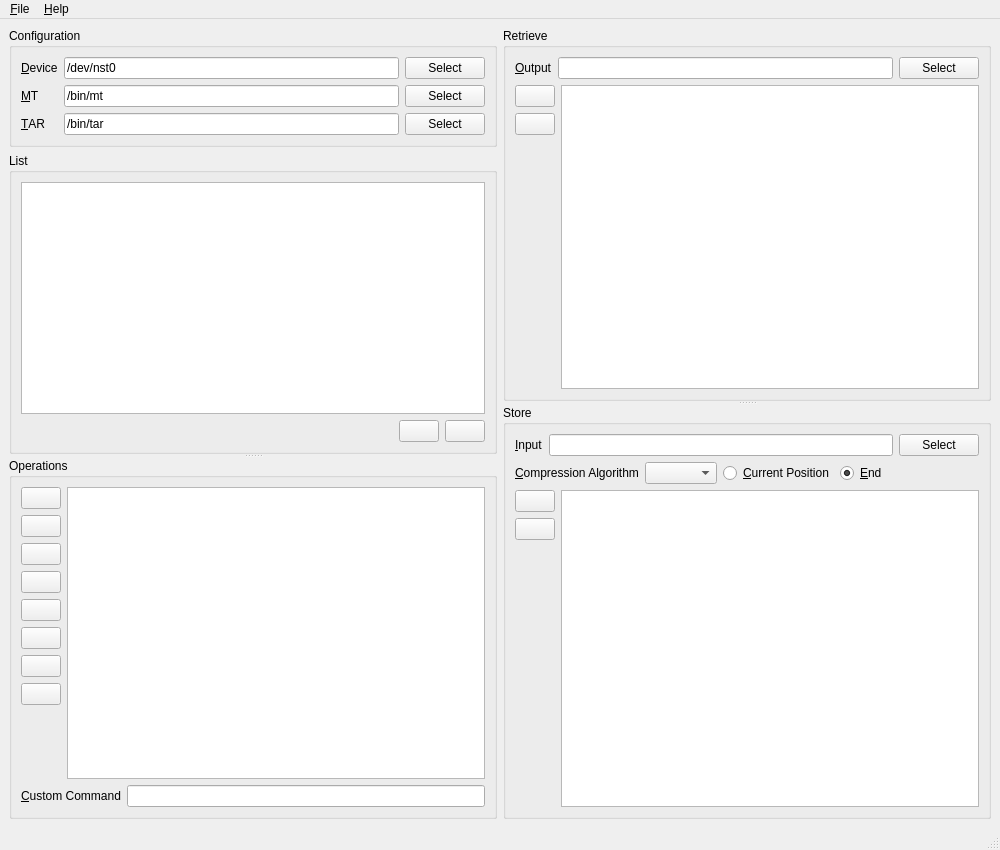
Qt form UI/spinware.ui (textbrowser/spinware) before a commit.
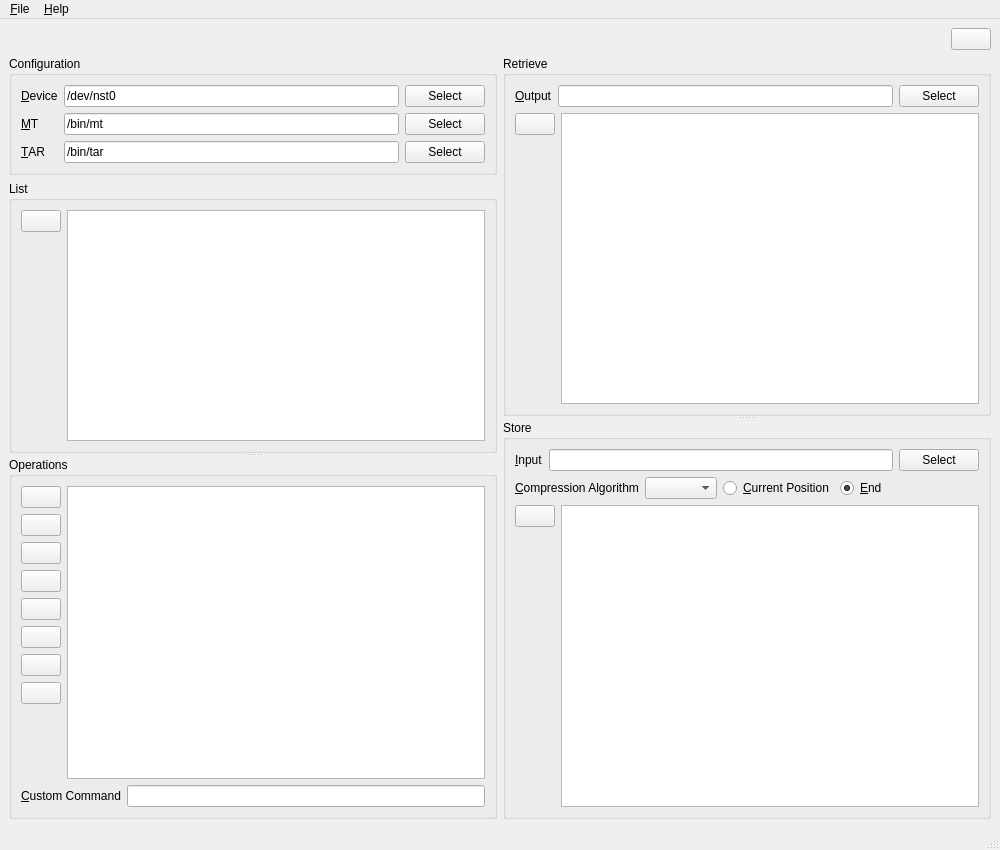
The same form after that commit. Icons and pictures are not drawn.

Commit message: Single abort.

```diff
--- a/UI/spinware.ui
+++ b/UI/spinware.ui
@@ -14,8 +14,44 @@
    <string>spinware</string>
   </property>
   <widget class="QWidget" name="centralwidget">
+   <layout class="QVBoxLayout" name="verticalLayout">
+    <item>
    <layout class="QHBoxLayout" name="horizontalLayout_4">
     <item>
+       <spacer name="horizontalSpacer_2">
+        <property name="orientation">
+         <enum>Qt::Horizontal</enum>
+        </property>
+        <property name="sizeHint" stdset="0">
+         <size>
+          <width>40</width>
+          <height>20</height>
+         </size>
+        </property>
+       </spacer>
+      </item>
+      <item>
+       <widget class="QPushButton" name="abort">
+        <property name="toolTip">
+         <string>Abort Current Task</string>
+        </property>
+        <property name="icon">
+         <iconset resource="../Icons/icons.qrc">
+          <normaloff>:/process-stop.png</normaloff>:/process-stop.png</iconset>
+        </property>
+        <property name="iconSize">
+         <size>
+          <width>48</width>
+          <height>48</height>
+         </size>
+        </property>
+       </widget>
+      </item>
+     </layout>
+    </item>
+    <item>
+     <layout class="QHBoxLayout" name="horizontalLayout_7">
+      <item>
      <widget class="QSplitter" name="splitter">
       <property name="orientation">
        <enum>Qt::Vertical</enum>
@@ -108,42 +144,9 @@
           <property name="title">
            <string>List</string>
           </property>
-          <layout class="QVBoxLayout" name="verticalLayout_4">
-           <item>
-            <widget class="QTextBrowser" name="list"/>
-           </item>
-           <item>
             <layout class="QHBoxLayout" name="horizontalLayout_5">
              <item>
-              <spacer name="horizontalSpacer">
-               <property name="orientation">
-                <enum>Qt::Horizontal</enum>
-               </property>
-               <property name="sizeHint" stdset="0">
-                <size>
-                 <width>40</width>
-                 <height>20</height>
-                </size>
-               </property>
-              </spacer>
-             </item>
-             <item>
-              <widget class="QPushButton" name="list_abort">
-               <property name="toolTip">
-                <string>Abort</string>
-               </property>
-               <property name="icon">
-                <iconset resource="../Icons/icons.qrc">
-                 <normaloff>:/process-stop.png</normaloff>:/process-stop.png</iconset>
-               </property>
-               <property name="iconSize">
-                <size>
-                 <width>32</width>
-                 <height>32</height>
-                </size>
-               </property>
-              </widget>
-             </item>
+              <layout class="QVBoxLayout" name="verticalLayout_4">
              <item>
               <widget class="QPushButton" name="list_list">
                <property name="toolTip">
@@ -161,8 +164,24 @@
                </property>
               </widget>
              </item>
-            </layout>
-           </item>
+               <item>
+                <spacer name="verticalSpacer_2">
+                 <property name="orientation">
+                  <enum>Qt::Vertical</enum>
+                 </property>
+                 <property name="sizeHint" stdset="0">
+                  <size>
+                   <width>20</width>
+                   <height>40</height>
+                  </size>
+                 </property>
+                </spacer>
+               </item>
+              </layout>
+             </item>
+             <item>
+              <widget class="QTextBrowser" name="list"/>
+             </item>
           </layout>
          </widget>
         </item>
@@ -396,23 +415,6 @@
          <layout class="QHBoxLayout" name="horizontalLayout_16">
           <item>
            <layout class="QVBoxLayout" name="verticalLayout_11">
-            <item>
-             <widget class="QPushButton" name="abort_read">
-              <property name="toolTip">
-               <string>Abort</string>
-              </property>
-              <property name="icon">
-               <iconset resource="../Icons/icons.qrc">
-                <normaloff>:/process-stop.png</normaloff>:/process-stop.png</iconset>
-              </property>
-              <property name="iconSize">
-               <size>
-                <width>32</width>
-                <height>32</height>
-               </size>
-              </property>
-             </widget>
-            </item>
             <item>
              <widget class="QPushButton" name="read">
               <property name="toolTip">
@@ -536,23 +538,6 @@
          <layout class="QHBoxLayout" name="horizontalLayout_14">
           <item>
            <layout class="QVBoxLayout" name="verticalLayout_9">
-            <item>
-             <widget class="QPushButton" name="abort_write">
-              <property name="toolTip">
-               <string>Abort</string>
-              </property>
-              <property name="icon">
-               <iconset resource="../Icons/icons.qrc">
-                <normaloff>:/process-stop.png</normaloff>:/process-stop.png</iconset>
-              </property>
-              <property name="iconSize">
-               <size>
-                <width>32</width>
-                <height>32</height>
-               </size>
-              </property>
-             </widget>
-            </item>
             <item>
              <widget class="QPushButton" name="write">
               <property name="toolTip">
@@ -595,6 +580,8 @@
      </widget>
     </item>
    </layout>
+    </item>
+   </layout>
   </widget>
   <widget class="QMenuBar" name="menubar">
    <property name="geometry">
```
Left out of the diff: 6 changed lines with no effect on the pictures. Lines whose indentation alone changed are shown as unchanged. The commit also changes 2 other files.
